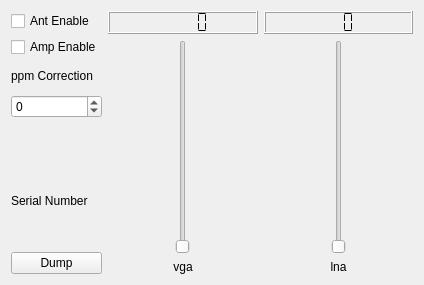
tomneda/DABstar, file src/devices/hackrf-handler/hackrf-widget.ui: the form before one commit.
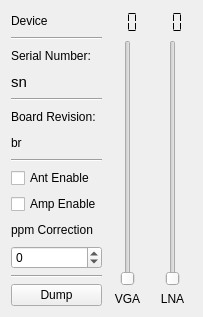
The form after the commit.

Commit message: Refactor HackRf handler 2

What changed in the file:
```diff
--- a/src/devices/hackrf-handler/hackrf-widget.ui
+++ b/src/devices/hackrf-handler/hackrf-widget.ui
@@ -6,8 +6,8 @@
    <rect>
     <x>0</x>
     <y>0</y>
-    <width>424</width>
-    <height>285</height>
+    <width>203</width>
+    <height>317</height>
    </rect>
   </property>
   <property name="windowTitle">
@@ -16,6 +16,67 @@
   <layout class="QHBoxLayout" name="horizontalLayout">
    <item>
     <layout class="QVBoxLayout" name="verticalLayout">
+     <item>
+      <widget class="QLabel" name="usb_board_id_display">
+       <property name="text">
+        <string>Device</string>
+       </property>
+      </widget>
+     </item>
+     <item>
+      <widget class="Line" name="line_4">
+       <property name="orientation">
+        <enum>Qt::Horizontal</enum>
+       </property>
+      </widget>
+     </item>
+     <item>
+      <widget class="QLabel" name="label_6">
+       <property name="text">
+        <string>Serial Number:</string>
+       </property>
+      </widget>
+     </item>
+     <item>
+      <widget class="QLabel" name="lblSerialNum">
+       <property name="font">
+        <font>
+         <pointsize>11</pointsize>
+        </font>
+       </property>
+       <property name="text">
+        <string>sn</string>
+       </property>
+      </widget>
+     </item>
+     <item>
+      <widget class="Line" name="line_2">
+       <property name="orientation">
+        <enum>Qt::Horizontal</enum>
+       </property>
+      </widget>
+     </item>
+     <item>
+      <widget class="QLabel" name="label_5">
+       <property name="text">
+        <string>Board Revision:</string>
+       </property>
+      </widget>
+     </item>
+     <item>
+      <widget class="QLabel" name="lblBoardRev">
+       <property name="text">
+        <string>br</string>
+       </property>
+      </widget>
+     </item>
+     <item>
+      <widget class="Line" name="line_3">
+       <property name="orientation">
+        <enum>Qt::Horizontal</enum>
+       </property>
+      </widget>
+     </item>
      <item>
       <widget class="QCheckBox" name="AntEnableButton">
        <property name="text">
@@ -51,35 +112,9 @@
       </widget>
      </item>
      <item>
-      <widget class="QLabel" name="usb_board_id_display">
-       <property name="text">
-        <string/>
-       </property>
-      </widget>
-     </item>
-     <item>
-      <widget class="QLabel" name="serialNumber">
-       <property name="text">
-        <string/>
-       </property>
-      </widget>
-     </item>
-     <item>
-      <widget class="QLabel" name="label_4">
-       <property name="text">
-        <string>Serial Number</string>
-       </property>
-      </widget>
-     </item>
-     <item>
-      <widget class="QLabel" name="serial_number_display">
-       <property name="font">
-        <font>
-         <pointsize>11</pointsize>
-        </font>
-       </property>
-       <property name="text">
-        <string/>
+      <widget class="Line" name="line_5">
+       <property name="orientation">
+        <enum>Qt::Horizontal</enum>
        </property>
       </widget>
      </item>
@@ -99,6 +134,12 @@
     <layout class="QVBoxLayout" name="verticalLayout_2">
      <item>
       <widget class="QLCDNumber" name="vgagainDisplay">
+       <property name="frameShape">
+        <enum>QFrame::NoFrame</enum>
+       </property>
+       <property name="digitCount">
+        <number>2</number>
+       </property>
        <property name="segmentStyle">
         <enum>QLCDNumber::Flat</enum>
        </property>
@@ -123,7 +164,7 @@
      <item>
       <widget class="QLabel" name="label_2">
        <property name="text">
-        <string>vga</string>
+        <string>VGA</string>
        </property>
        <property name="alignment">
         <set>Qt::AlignCenter</set>
@@ -136,8 +177,11 @@
     <layout class="QVBoxLayout" name="verticalLayout_3">
      <item>
       <widget class="QLCDNumber" name="lnagainDisplay">
+       <property name="frameShape">
+        <enum>QFrame::NoFrame</enum>
+       </property>
        <property name="digitCount">
-        <number>3</number>
+        <number>2</number>
        </property>
        <property name="segmentStyle">
         <enum>QLCDNumber::Flat</enum>
@@ -155,6 +199,21 @@
        <property name="maximum">
         <number>40</number>
        </property>
+       <property name="singleStep">
+        <number>8</number>
+       </property>
+       <property name="pageStep">
+        <number>8</number>
+       </property>
+       <property name="value">
+        <number>0</number>
+       </property>
+       <property name="sliderPosition">
+        <number>0</number>
+       </property>
+       <property name="tracking">
+        <bool>true</bool>
+       </property>
        <property name="orientation">
         <enum>Qt::Vertical</enum>
        </property>
@@ -163,7 +222,7 @@
      <item>
       <widget class="QLabel" name="label_3">
        <property name="text">
-        <string>lna</string>
+        <string>LNA</string>
        </property>
        <property name="alignment">
         <set>Qt::AlignCenter</set>
```
The commit also changes 2 other files.
